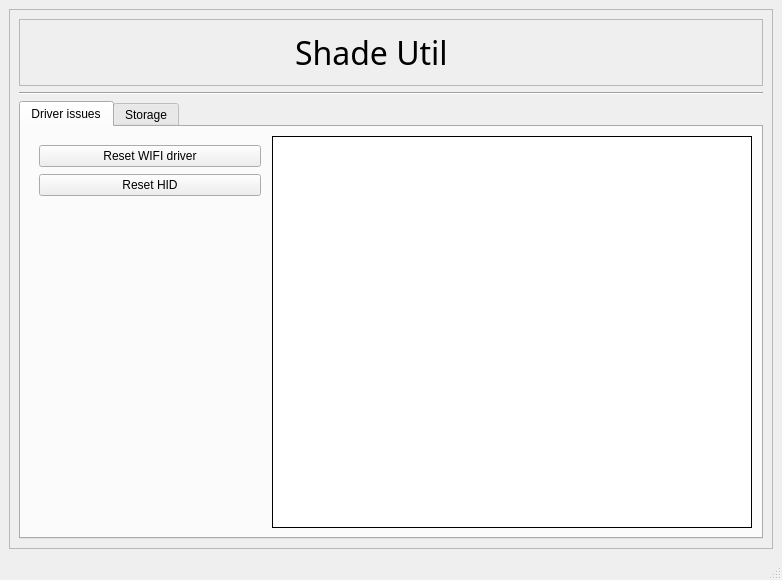
First picture: the form in assets/shade_util.ui, repository shadezee/ShadeUtil, before the edit.
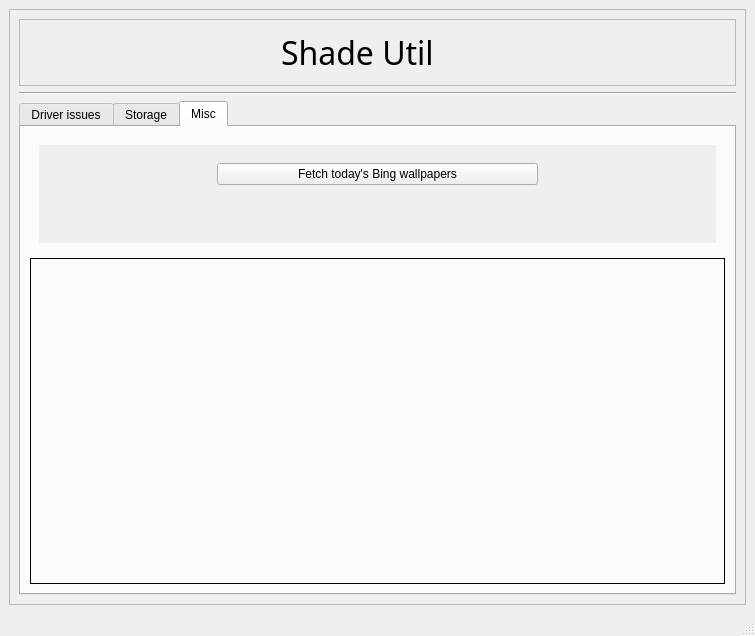
Second picture: the form after the edit.

Commit message: feature - bing compile

```diff
--- a/assets/shade_util.ui
+++ b/assets/shade_util.ui
@@ -6,15 +6,15 @@
    <rect>
     <x>0</x>
     <y>0</y>
-    <width>782</width>
-    <height>580</height>
+    <width>755</width>
+    <height>636</height>
    </rect>
   </property>
   <property name="windowTitle">
    <string>Shade Util</string>
   </property>
   <widget class="QWidget" name="centralwidget">
-   <layout class="QHBoxLayout" name="horizontalLayout_3">
+   <layout class="QVBoxLayout" name="verticalLayout_11">
     <item>
      <widget class="QFrame" name="frame_2">
       <property name="frameShape">
@@ -99,6 +99,9 @@
            <property name="focusPolicy">
             <enum>Qt::ClickFocus</enum>
            </property>
+           <property name="styleSheet">
+            <string notr="true"/>
+           </property>
            <property name="tabPosition">
             <enum>QTabWidget::North</enum>
            </property>
@@ -106,7 +109,7 @@
             <enum>QTabWidget::Rounded</enum>
            </property>
            <property name="currentIndex">
-            <number>0</number>
+            <number>2</number>
            </property>
            <property name="elideMode">
             <enum>Qt::ElideRight</enum>
@@ -315,6 +318,133 @@
              </item>
             </layout>
            </widget>
+           <widget class="QWidget" name="miscTab">
+            <property name="styleSheet">
+             <string notr="true"/>
+            </property>
+            <attribute name="title">
+             <string>Misc</string>
+            </attribute>
+            <layout class="QVBoxLayout" name="verticalLayout_12" stretch="0,1">
+             <item>
+              <widget class="QWidget" name="widget_5" native="true">
+               <property name="styleSheet">
+                <string notr="true"/>
+               </property>
+               <layout class="QVBoxLayout" name="verticalLayout_10">
+                <item>
+                 <widget class="QScrollArea" name="scrollArea_2">
+                  <property name="frameShape">
+                   <enum>QFrame::NoFrame</enum>
+                  </property>
+                  <property name="widgetResizable">
+                   <bool>true</bool>
+                  </property>
+                  <widget class="QWidget" name="scrollAreaWidgetContents_2">
+                   <property name="geometry">
+                    <rect>
+                     <x>0</x>
+                     <y>0</y>
+                     <width>673</width>
+                     <height>109</height>
+                    </rect>
+                   </property>
+                   <layout class="QVBoxLayout" name="verticalLayout_13">
+                    <item>
+                     <widget class="QWidget" name="widget_6" native="true">
+                      <layout class="QHBoxLayout" name="horizontalLayout_5" stretch="1,2,1">
+                       <property name="spacing">
+                        <number>1</number>
+                       </property>
+                       <item>
+                        <spacer name="horizontalSpacer_2">
+                         <property name="orientation">
+                          <enum>Qt::Horizontal</enum>
+                         </property>
+                         <property name="sizeHint" stdset="0">
+                          <size>
+                           <width>40</width>
+                           <height>20</height>
+                          </size>
+                         </property>
+                        </spacer>
+                       </item>
+                       <item>
+                        <widget class="QPushButton" name="bingCompileBtn">
+                         <property name="font">
+                          <font>
+                           <stylestrategy>PreferAntialias</stylestrategy>
+                           <kerning>true</kerning>
+                          </font>
+                         </property>
+                         <property name="cursor">
+                          <cursorShape>PointingHandCursor</cursorShape>
+                         </property>
+                         <property name="autoFillBackground">
+                          <bool>false</bool>
+                         </property>
+                         <property name="text">
+                          <string>Fetch today's Bing wallpapers</string>
+                         </property>
+                        </widget>
+                       </item>
+                       <item>
+                        <spacer name="horizontalSpacer">
+                         <property name="orientation">
+                          <enum>Qt::Horizontal</enum>
+                         </property>
+                         <property name="sizeHint" stdset="0">
+                          <size>
+                           <width>40</width>
+                           <height>20</height>
+                          </size>
+                         </property>
+                        </spacer>
+                       </item>
+                      </layout>
+                     </widget>
+                    </item>
+                    <item>
+                     <spacer name="verticalSpacer_3">
+                      <property name="orientation">
+                       <enum>Qt::Vertical</enum>
+                      </property>
+                      <property name="sizeHint" stdset="0">
+                       <size>
+                        <width>20</width>
+                        <height>40</height>
+                       </size>
+                      </property>
+                     </spacer>
+                    </item>
+                   </layout>
+                  </widget>
+                 </widget>
+                </item>
+               </layout>
+              </widget>
+             </item>
+             <item>
+              <widget class="QTextEdit" name="miscDisplay">
+               <property name="styleSheet">
+                <string notr="true">background: transparent;</string>
+               </property>
+               <property name="frameShape">
+                <enum>QFrame::Box</enum>
+               </property>
+               <property name="frameShadow">
+                <enum>QFrame::Plain</enum>
+               </property>
+               <property name="readOnly">
+                <bool>true</bool>
+               </property>
+               <property name="textInteractionFlags">
+                <set>Qt::NoTextInteraction</set>
+               </property>
+              </widget>
+             </item>
+            </layout>
+           </widget>
           </widget>
          </item>
         </layout>
```
Left out of the diff: 13 changed lines with no effect on the pictures. The commit also changes 9 other files.
